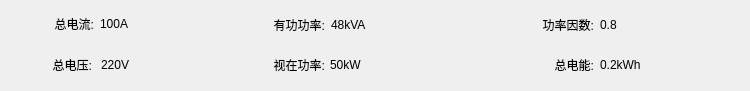
First picture: the form in BusBar-Qt/branch/box/boxtotalwid.ui, repository luozhiyong131/BusBar, before the edit.
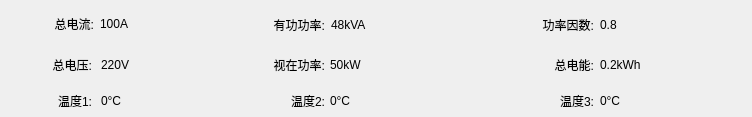
Second picture: the form after the edit.

The edit to the form file:
```diff
--- a/BusBar-Qt/branch/box/boxtotalwid.ui
+++ b/BusBar-Qt/branch/box/boxtotalwid.ui
@@ -6,8 +6,8 @@
    <rect>
     <x>0</x>
     <y>0</y>
-    <width>750</width>
-    <height>91</height>
+    <width>752</width>
+    <height>117</height>
    </rect>
   </property>
   <property name="windowTitle">
@@ -322,6 +322,156 @@
     <string>48kVA</string>
    </property>
   </widget>
+  <widget class="QLabel" name="label_12">
+   <property name="geometry">
+    <rect>
+     <x>509</x>
+     <y>86</y>
+     <width>85</width>
+     <height>30</height>
+    </rect>
+   </property>
+   <property name="minimumSize">
+    <size>
+     <width>85</width>
+     <height>0</height>
+    </size>
+   </property>
+   <property name="maximumSize">
+    <size>
+     <width>85</width>
+     <height>16777215</height>
+    </size>
+   </property>
+   <property name="text">
+    <string>温度3:</string>
+   </property>
+   <property name="alignment">
+    <set>Qt::AlignRight|Qt::AlignTrailing|Qt::AlignVCenter</set>
+   </property>
+  </widget>
+  <widget class="QLabel" name="tem2">
+   <property name="geometry">
+    <rect>
+     <x>330</x>
+     <y>86</y>
+     <width>160</width>
+     <height>30</height>
+    </rect>
+   </property>
+   <property name="minimumSize">
+    <size>
+     <width>85</width>
+     <height>0</height>
+    </size>
+   </property>
+   <property name="text">
+    <string>0°C</string>
+   </property>
+  </widget>
+  <widget class="QLabel" name="tem1">
+   <property name="geometry">
+    <rect>
+     <x>101</x>
+     <y>86</y>
+     <width>82</width>
+     <height>30</height>
+    </rect>
+   </property>
+   <property name="minimumSize">
+    <size>
+     <width>82</width>
+     <height>0</height>
+    </size>
+   </property>
+   <property name="maximumSize">
+    <size>
+     <width>82</width>
+     <height>16777215</height>
+    </size>
+   </property>
+   <property name="text">
+    <string>0°C</string>
+   </property>
+  </widget>
+  <widget class="QLabel" name="tem3">
+   <property name="geometry">
+    <rect>
+     <x>600</x>
+     <y>86</y>
+     <width>131</width>
+     <height>30</height>
+    </rect>
+   </property>
+   <property name="minimumSize">
+    <size>
+     <width>85</width>
+     <height>0</height>
+    </size>
+   </property>
+   <property name="text">
+    <string>0°C</string>
+   </property>
+   <property name="alignment">
+    <set>Qt::AlignLeading|Qt::AlignLeft|Qt::AlignVCenter</set>
+   </property>
+  </widget>
+  <widget class="QLabel" name="label_13">
+   <property name="geometry">
+    <rect>
+     <x>240</x>
+     <y>86</y>
+     <width>85</width>
+     <height>30</height>
+    </rect>
+   </property>
+   <property name="minimumSize">
+    <size>
+     <width>85</width>
+     <height>0</height>
+    </size>
+   </property>
+   <property name="maximumSize">
+    <size>
+     <width>85</width>
+     <height>16777215</height>
+    </size>
+   </property>
+   <property name="text">
+    <string>温度2:</string>
+   </property>
+   <property name="alignment">
+    <set>Qt::AlignRight|Qt::AlignTrailing|Qt::AlignVCenter</set>
+   </property>
+  </widget>
+  <widget class="QLabel" name="label_14">
+   <property name="geometry">
+    <rect>
+     <x>10</x>
+     <y>86</y>
+     <width>82</width>
+     <height>30</height>
+    </rect>
+   </property>
+   <property name="minimumSize">
+    <size>
+     <width>82</width>
+     <height>0</height>
+    </size>
+   </property>
+   <property name="maximumSize">
+    <size>
+     <width>82</width>
+     <height>16777215</height>
+    </size>
+   </property>
+   <property name="text">
+    <string>温度1:</string>
+   </property>
+   <property name="alignment">
+    <set>Qt::AlignRight|Qt::AlignTrailing|Qt::AlignVCenter</set>
+   </property>
+  </widget>
  </widget>
  <resources/>
  <connections/>
```
